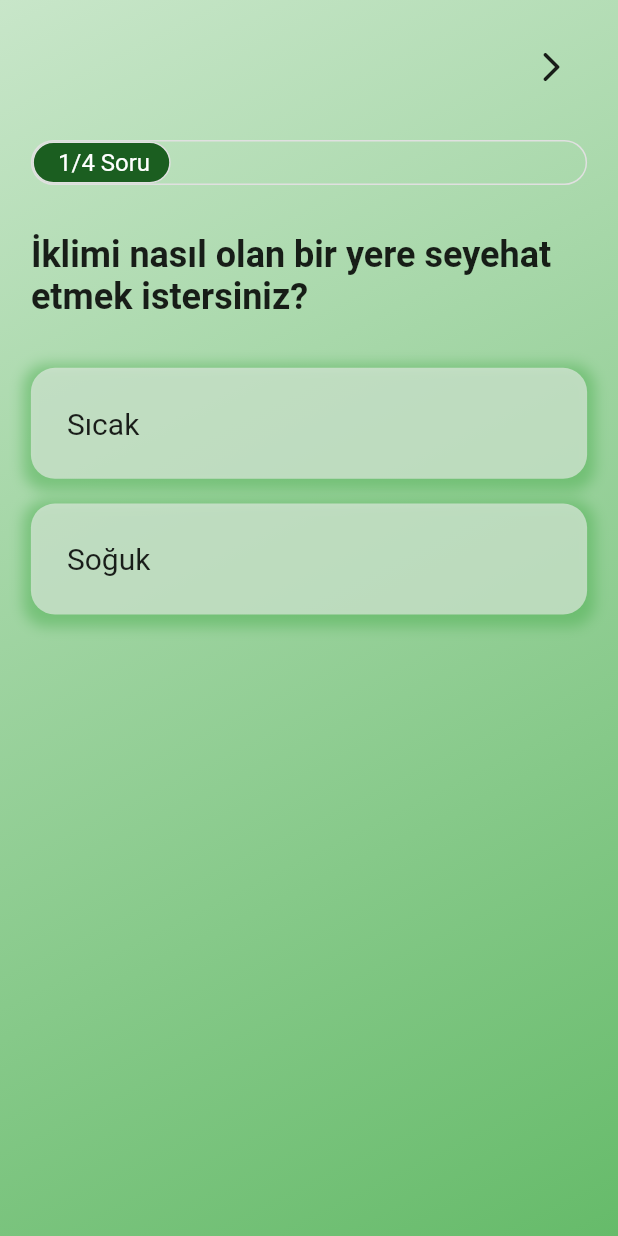
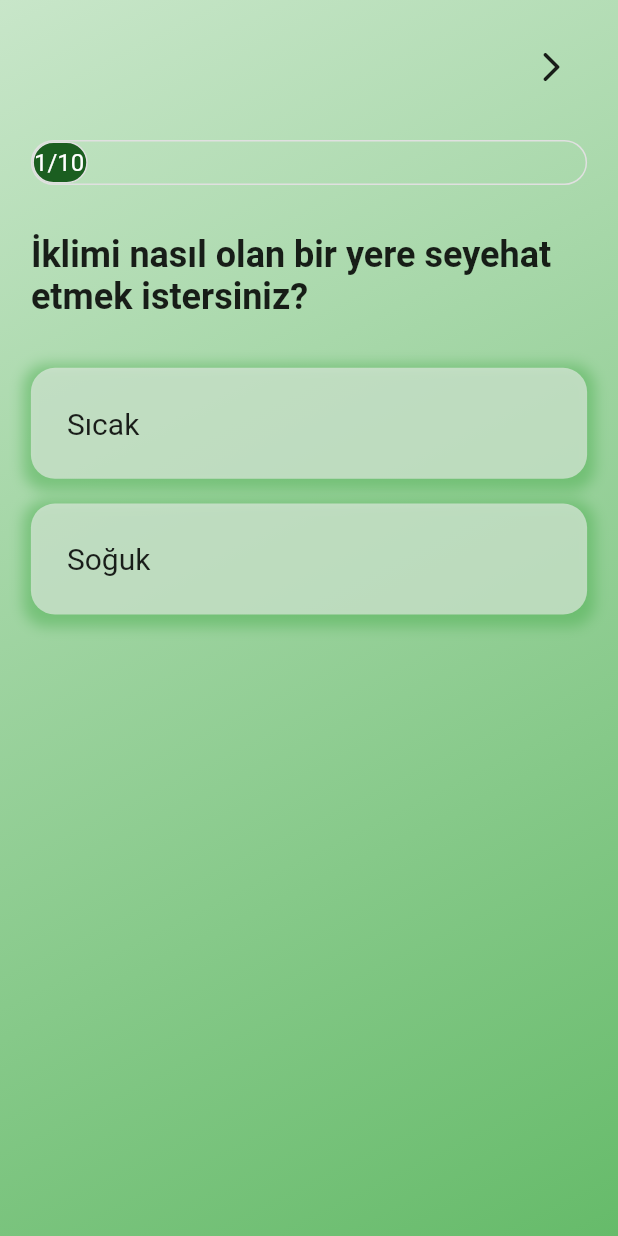
Before and after one commit to rabiaokatan/VacationApp, a Flutter app: the QuestionScreen screen opened directly, on a phone screen of 412 x 824 dp. Run offline on Flutter 3.47's test engine with Material 2 defaults, Android fonts, the light colour scheme and no system bars; drawn by our look-alikes of flutter_animation_progress_bar; our stand-ins replace carousel_slider.

Commit message:
Questions completed

```diff
--- a/lib/models/question.dart
+++ b/lib/models/question.dart
@@ -50,6 +50,53 @@ List<Question> questions=[
       Option(tag: '', text: 'Hayır'),
     ],
    ),
-
+ Question(
+    id: 5,
+    text: "Gideceğiniz yerde tarihi yapılar bulunsun mu?" ,
+  options: [
+      Option(tag: 'historicalPlaces', text: 'Evet'),
+      Option(tag: '', text: 'Hayır'),
+    ],
+   ),
+    Question(
+    id: 6,
+    text: "Gideceğiniz yerde okyanus olsun mu?" ,
+  options: [
+      Option(tag: 'ocean', text: 'Evet'),
+      Option(tag: '', text: 'Hayır'),
+    ],
+   ),
+    Question(
+    id: 7,
+    text: "Uzak doğu seyehati yapmak ister misiniz?" ,
+  options: [
+      Option(tag: 'farEast', text: 'Evet'),
+      Option(tag: '', text: 'Hayır'),
+    ],
+   ),
+    Question(
+    id: 8,
+    text: "Seyahatiniz sırasında egzotik hayvanlar görmek ister misiniz?" ,
+  options: [
+      Option(tag: 'exoticPets', text: 'Evet'),
+      Option(tag: '', text: 'Hayır'),
+    ],
+   ),
+    Question(
+    id: 9,
+    text: "Bir adaya gitmek ister misiniz?" ,
+  options: [
+      Option(tag: 'island', text: 'Evet'),
+      Option(tag: '', text: 'Hayır'),
+    ],
+   ),
+    Question(
+    id: 10,
+    text: "Kuzey ışıklarını görmek ister misiniz?" ,
+  options: [
+      Option(tag: 'northernLights', text: 'Evet'),
+      Option(tag: '', text: 'Hayır'),
+    ],
+   ),
 
 ];
--- a/lib/widgets/options_widget.dart
+++ b/lib/widgets/options_widget.dart
@@ -98,6 +98,9 @@ class OptionsWidget extends StatelessWidget {
         if (listEquals(tagList, item.tags)) {
           resultVacationList.add(item);
         }
+        else if(tagList.every((element) => item.tags.contains(element))){
+          resultVacationList.add(item);
+        }
       }
     });
     return resultVacationList;
--- a/lib/widgets/questions_widget.dart
+++ b/lib/widgets/questions_widget.dart
@@ -109,7 +109,7 @@ class QuestionsWidget extends StatelessWidget {
                 border: Border.all(color: Colors.grey.shade300),
                 borderRadius: BorderRadius.circular(30),
                 progressColor: Colors.green.shade900,
-                maxValue: 4,
+                maxValue: questions.length,
                 currentValue: question.id,
                 displayText: '/${questions.length} Soru   ',
                 displayTextStyle: TextStyle(
```
Also changed, not shown: assets/vacation.json (+24 -2 lines).
